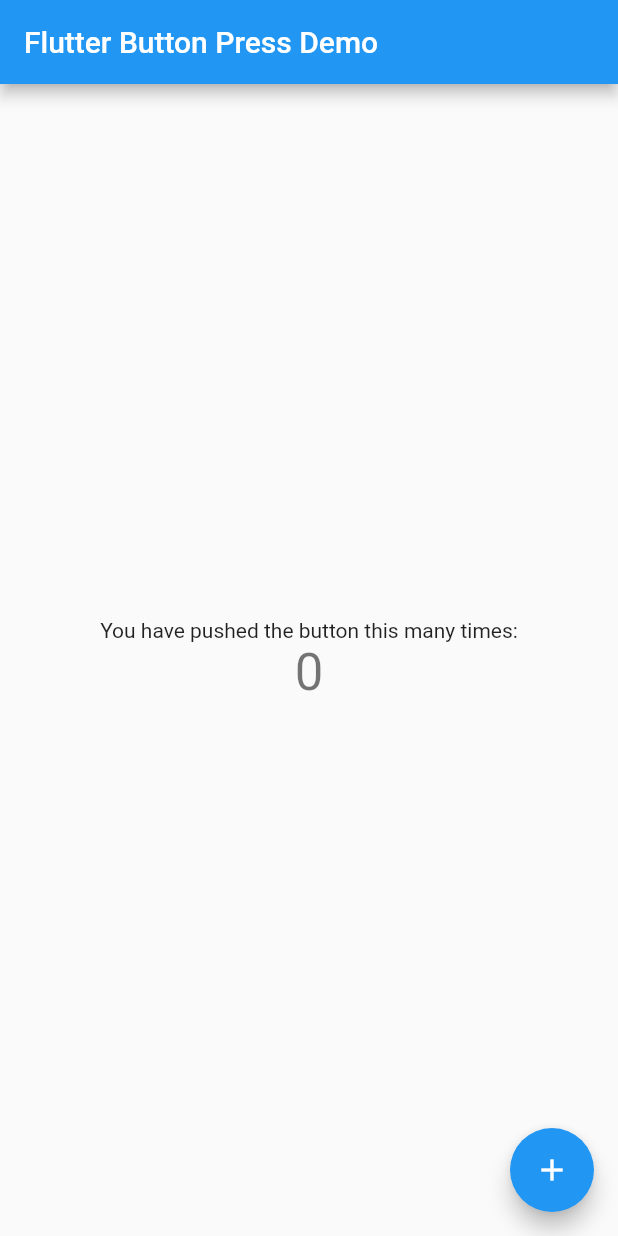
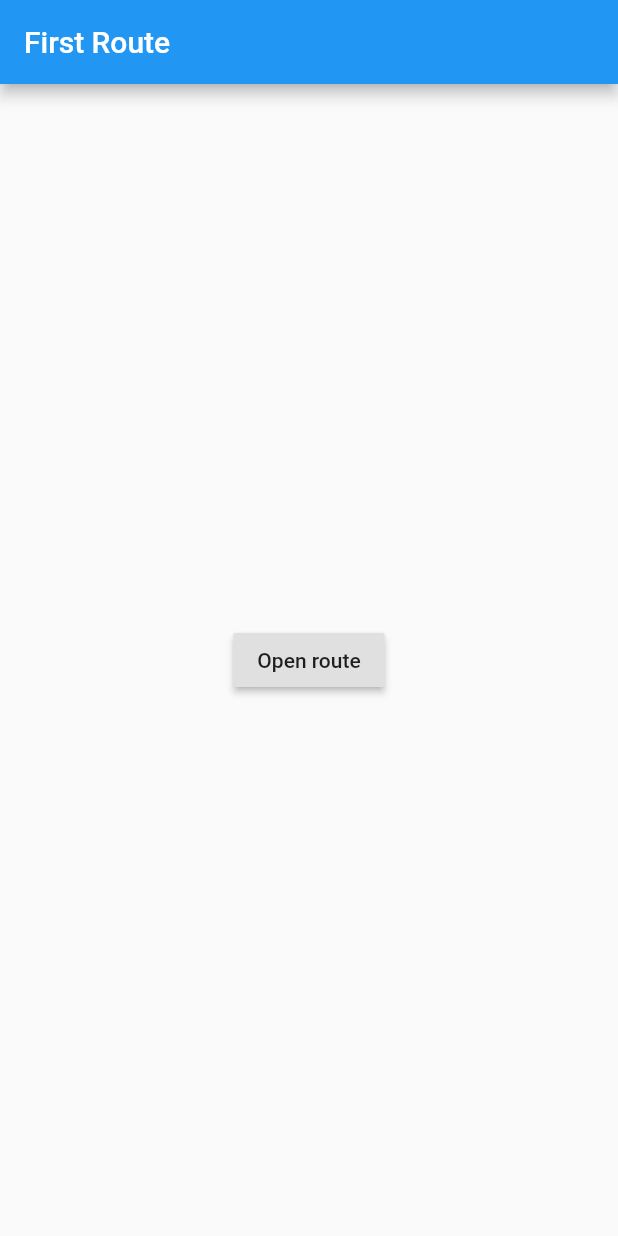
Before and after one commit to eddyizm/hello_world_flutter, a Flutter app: the screen it shows after launch, on a phone screen of 412 x 824 dp. Run offline on Flutter 3.47's test engine with Material 2 defaults, Android fonts, the phone set to English and light mode, and no system bars.

Commit message:
cookbook navigate to another screen and back

```diff
--- a/lib/main.dart
+++ b/lib/main.dart
@@ -1,111 +1,49 @@
 import 'package:flutter/material.dart';
 
-void main() => runApp(MyApp());
+void main() {
+  runApp(MaterialApp(
+    title: 'Navigation Basics',
+    home: FirstRoute(),
+  ));
+}
 
-class MyApp extends StatelessWidget {
-  // This widget is the root of your application.
+class FirstRoute extends StatelessWidget {
   @override
   Widget build(BuildContext context) {
-    return MaterialApp(
-      title: 'Flutter Demo',
-      theme: ThemeData(
-        // This is the theme of your application.
-        //
-        // Try running your application with "flutter run". You'll see the
-        // application has a blue toolbar. Then, without quitting the app, try
-        // changing the primarySwatch below to Colors.green and then invoke
-        // "hot reload" (press "r" in the console where you ran "flutter run",
-        // or simply save your changes to "hot reload" in a Flutter IDE).
-        // Notice that the counter didn't reset back to zero; the application
-        // is not restarted.
-        primarySwatch: Colors.blue,
+    return Scaffold(
+      appBar: AppBar(
+        title: Text('First Route'),
       ),
-      home: MyHomePage(title: 'Flutter Button Press Demo'),
+      body: Center(
+        child: RaisedButton(
+          child: Text('Open route'),
+          onPressed: () {
+            Navigator.push(
+              context,
+              MaterialPageRoute(builder: (context) => SecondRoute()),
+            );
+          },
+        ),
+      ),
     );
   }
 }
 
-class MyHomePage extends StatefulWidget {
-  MyHomePage({Key key, this.title}) : super(key: key);
-
-  // This widget is the home page of your application. It is stateful, meaning
-  // that it has a State object (defined below) that contains fields that affect
-  // how it looks.
-
-  // This class is the configuration for the state. It holds the values (in this
-  // case the title) provided by the parent (in this case the App widget) and
-  // used by the build method of the State. Fields in a Widget subclass are
-  // always marked "final".
-
-  final String title;
-
-  @override
-  _MyHomePageState createState() => _MyHomePageState();
-}
-
-class _MyHomePageState extends State<MyHomePage> {
-  int _counter = 0;
-
-  void _incrementCounter() {
-    setState(() {
-      // This call to setState tells the Flutter framework that something has
-      // changed in this State, which causes it to rerun the build method below
-      // so that the display can reflect the updated values. If we changed
-      // _counter without calling setState(), then the build method would not be
-      // called again, and so nothing would appear to happen.
-      _counter++;
-    });
-  }
-
+class SecondRoute extends StatelessWidget {
   @override
   Widget build(BuildContext context) {
-    // This method is rerun every time setState is called, for instance as done
-    // by the _incrementCounter method above.
-    //
-    // The Flutter framework has been optimized to make rerunning build methods
-    // fast, so that you can just rebuild anything that needs updating rather
-    // than having to individually change instances of widgets.
     return Scaffold(
       appBar: AppBar(
-        // Here we take the value from the MyHomePage object that was created by
-        // the App.build method, and use it to set our appbar title.
-        title: Text(widget.title),
+        title: Text("Second Route"),
       ),
       body: Center(
-        // Center is a layout widget. It takes a single child and positions it
-        // in the middle of the parent.
-        child: Column(
-          // Column is also layout widget. It takes a list of children and
-          // arranges them vertically. By default, it sizes itself to fit its
-          // children horizontally, and tries to be as tall as its parent.
-          //
-          // Invoke "debug painting" (press "p" in the console, choose the
-          // "Toggle Debug Paint" action from the Flutter Inspector in Android
-          // Studio, or the "Toggle Debug Paint" command in Visual Studio Code)
-          // to see the wireframe for each widget.
-          //
-          // Column has various properties to control how it sizes itself and
-          // how it positions its children. Here we use mainAxisAlignment to
-          // center the children vertically; the main axis here is the vertical
-          // axis because Columns are vertical (the cross axis would be
-          // horizontal).
-          mainAxisAlignment: MainAxisAlignment.center,
-          children: <Widget>[
-            Text(
-              'You have pushed the button this many times:',
-            ),
-            Text(
-              '$_counter',
-              style: Theme.of(context).textTheme.display1,
-            ),
-          ],
+        child: RaisedButton(
+          onPressed: () {
+            Navigator.pop(context);
+          },
+          child: Text('Go back!'),
         ),
       ),
-      floatingActionButton: FloatingActionButton(
-        onPressed: _incrementCounter,
-        tooltip: 'Increment',
-        child: Icon(Icons.add),
-      ), // This trailing comma makes auto-formatting nicer for build methods.
     );
   }
 }
```
